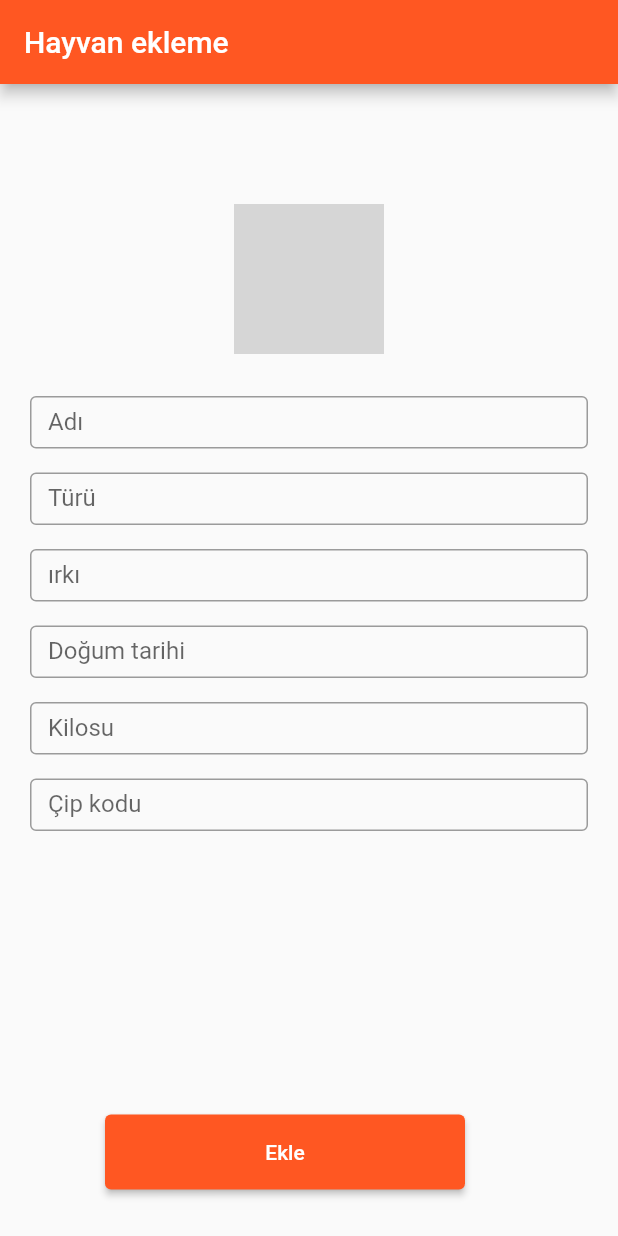
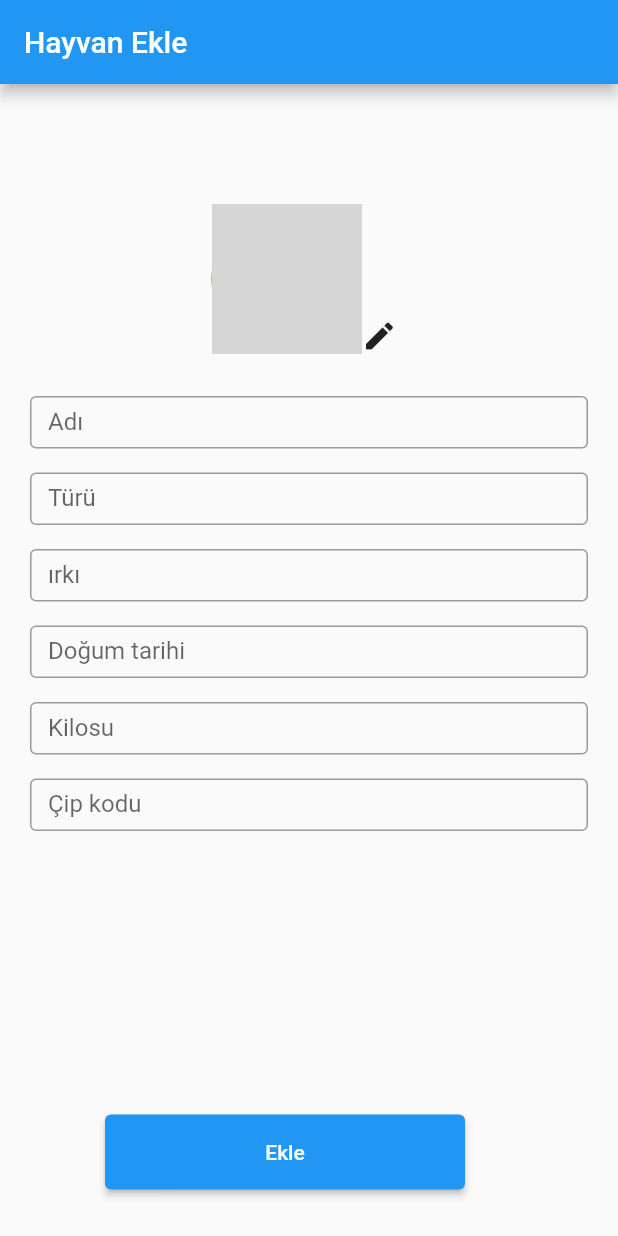
Before and after one commit to hotbagcom/PetPas, a Flutter app: the MyHomePage screen opened directly, on a phone screen of 412 x 824 dp. Run offline on Flutter 3.47's test engine with Material 2 defaults, Android fonts, the light colour scheme and no system bars; our stand-ins replace get, image_picker; grey boxes are pictures that could not be loaded.

Commit message:
beyza ile petlist ilk kez birleşti

```diff
--- a/pet_track_app/lib/addpet.dart
+++ b/pet_track_app/lib/addpet.dart
@@ -2,19 +2,22 @@
 import 'dart:io';
 
 import 'package:flutter/material.dart';
+import 'package:flutter/services.dart';
 import 'package:image_picker/image_picker.dart';
 import 'sign_upcontroller.dart';
 import 'package:get/get.dart';
 import 'package:get/get_core/src/get_main.dart';
-import 'date_picker_example.dart';
+
+
+
 
 void main() {
-  runApp( MyApp());
+  runApp( AddPetPage());
 }
 
 
-class MyApp extends StatelessWidget {
-   MyApp({Key? key});
+class AddPetPage extends StatelessWidget {
+  AddPetPage({Key? key});
 
   SignUpController signUpController = Get.put(SignUpController());
 
@@ -23,9 +26,9 @@ class MyApp extends StatelessWidget {
     return MaterialApp(
       title: 'Petpass App',
       theme: ThemeData(
-        primarySwatch: Colors.deepOrange,
+        primarySwatch: Colors.blue,
       ),
-      home: const MyHomePage(title: 'Hayvan ekleme'),
+      home: const MyHomePage(title: 'Hayvan Ekle'),
     );
   }
 }
@@ -95,20 +98,23 @@ class _MyHomePageState  extends State<MyHomePage> {
                 children: [
                   Container(
                     height: 100,
+                    width: 130,
+                    child:Row(
+                      children: [
+                        const SizedBox(
+                          height: 100,
                           width: 100,
-                  child:Column(
+                          child:CircleAvatar(
+                            backgroundImage: AssetImage( ''),
+                            radius: 50, // set the size of the circle avatar,
+                          ),
+                        ),
+
+                        Column(
+                          mainAxisAlignment: MainAxisAlignment.end,
                           children: [
                             InkWell(
-                        child: SizedBox(
-                          child: Column(
-                            children: [
-                              CircleAvatar(
-                                radius: 50, // set the size of the circle avatar
-                                backgroundImage: AssetImage(pickedFile.path),
-                              ),
-                            ],
-                          ),
-                        ),
+                              child: Icon(Icons.edit),
                               onTap: (){
                                 print("Camera clicked");
                                 showModalBottomSheet(
@@ -117,6 +123,9 @@ class _MyHomePageState  extends State<MyHomePage> {
                                 );
                               },
                             ),
+                          ],
+                        ),
+
 
                       ],
                     ),
@@ -258,6 +267,7 @@ class _MyHomePageState  extends State<MyHomePage> {
                 child: ElevatedButton(
                   onPressed: () {
                     // Firebase'ye ekleme işlemi
+
                   },
                   child: const Text('Ekle'),
                 ),
@@ -281,7 +291,7 @@ class _MyHomePageState  extends State<MyHomePage> {
         mainAxisAlignment: MainAxisAlignment.center,
         children: [
           const Text(
-            "Chose profile photo",
+            "Chose your pet photo",
             style : TextStyle(
                 fontSize :20,
                 fontWeight :FontWeight.bold
@@ -357,8 +367,8 @@ Future<void> takePhoto(ImageSource source) async {
 
   pickedFile = File(pickedImage!.path);
   signUpController.setProfileImagePath(pickedFile.path);
+  print(pickedFile.exists());
 
-  Get.back();
-
-  // print(pickedFile);
+  print(pickedFile.path);
+  print(pickedFile);
 }
--- a/pet_track_app/lib/main.dart
+++ b/pet_track_app/lib/main.dart
@@ -23,9 +23,9 @@ class MyApp extends StatelessWidget {
     return MaterialApp(
       title: 'Petpass App',
       theme: ThemeData(
-        primarySwatch: Colors.deepOrange,
+        primarySwatch: Colors.blue,
       ),
-      home: const MyHomePage(title: 'Hayvan ekleme'),
+      home: const MyHomePage(title: 'Hayvan Listesi'),
     );
   }
 }
@@ -39,7 +39,7 @@ class MyHomePage extends StatefulWidget {
   @override
   State<MyHomePage> createState() => _MyHomePageState();
 }
-ImagePicker imagePicker =ImagePicker();
+
 
 
 class _MyHomePageState  extends State<MyHomePage> {
--- /dev/null
+++ b/pet_track_app/lib/petlist.dart
@@ -0,0 +1,239 @@
+import 'package:flutter/material.dart';
+import 'addpet.dart';
+
+void main() => runApp(MyApp());
+
+class MyApp extends StatelessWidget {
+  @override
+  Widget build(BuildContext context) {
+    return MaterialApp(
+      title: 'Hayvan Listesi',
+      theme: ThemeData(
+        primarySwatch: Colors.blue,
+      ),
+      home: MyHomePage(),
+      routes: {
+        '/addPet': (context) => AddPetPage(),
+      },
+    );
+  }
+}
+
+class Pet {
+  String name;
+  List<String> vaccines;
+  String image;
+  int age;
+  String gender;
+
+  Pet({
+    required this.name,
+    required this.vaccines,
+    required this.image,
+    required this.age,
+    required this.gender,
+  });
+}
+
+class MyHomePage extends StatefulWidget {
+  @override
+  _MyHomePageState createState() => _MyHomePageState();
+}
+
+class _MyHomePageState extends State<MyHomePage> {
+  List<Pet> petList = [
+    Pet(
+      name: 'Odin',
+      vaccines: [],
+      image: "assets/images/odin.png",
+      age: 2,
+      gender: 'Erkek',
+    ),
+    Pet(
+      name: 'Badem',
+      vaccines: [],
+      image: 'badem.png',
+      age: 1,
+      gender: 'Erkek',
+    ),
+    Pet(
+      name: 'Duman',
+      vaccines: [],
+      image: 'duman.png',
+      age:4 ,
+      gender: 'Erkek',
+    ),
+    Pet(
+      name: 'Leo',
+      vaccines: [],
+      image: 'leo.png',
+      age: 8,
+      gender: 'Erkek',
+    ),
+    Pet(
+      name: 'Boncuk',
+      vaccines: [],
+      image: 'boncuk.png',
+      age: 2,
+      gender: 'Dişi',
+    ),
+    Pet(
+      name: 'Gofret',
+      vaccines: [],
+      image: 'gofret.png',
+      age: 1,
+      gender: 'Dişi',
+    ),
+    Pet(
+      name: 'Yumak',
+      vaccines: [],
+      image: 'yumak.png',
+      age: 2,
+      gender: 'Erkek',
+    ),
+    Pet(
+      name: 'Zeytin',
+      vaccines: [],
+      image: 'zeytin.png',
+      age: 1,
+      gender: 'Dişi',
+    ),
+    Pet(
+      name: 'Mırmır',
+      vaccines: [],
+      image: 'mırmır.png',
+      age: 10,
+      gender: 'Dişi',
+    ),
+    Pet(
+      name: 'Pamuk',
+      vaccines: [],
+      image: 'pamuk.png',
+      age: 1,
+      gender: 'Dişi',
+    ),
+    // Diğer hayvanlar...
+  ];
+
+  List<Pet> filteredList = [];
+  TextEditingController searchController = TextEditingController();
+
+  @override
+  void initState() {
+    super.initState();
+    filteredList.addAll(petList);
+  }
+
+  void filterList(String keyword) {
+    setState(() {
+      filteredList = petList
+          .where((pet) => pet.name.toLowerCase().contains(keyword.toLowerCase()))
+          .toList();
+    });
+  }
+
+  @override
+  Widget build(BuildContext context) {
+    return Scaffold(
+      appBar: AppBar(
+        title: Text('Hayvan Listesi'),
+      ),
+      body: Column(
+        children: [
+          Padding(
+            padding: const EdgeInsets.all(16.0),
+            child: TextField(
+              controller: searchController,
+              onChanged: (value) {
+                filterList(value);
+              },
+              decoration: InputDecoration(
+                labelText: 'Hayvan Ara',
+              ),
+            ),
+          ),
+          Expanded(
+            child: ListView.builder(
+              itemCount: filteredList.length,
+              itemBuilder: (BuildContext context, int index) {
+                return ListTile(
+                  leading: Container(
+                    width: 48,
+                    height: 48,
+                    child: CircleAvatar(
+
+                      backgroundColor: Colors.blue, // Renkli yuvarlak için arka plan rengini belirliyoruz
+                      child: Image.asset(
+                        'assets/images/${filteredList[index].image}',
+                        width: 24,
+                        height: 24,
+                      ),
+                    ),
+                  ),
+                  title: Container(
+                    decoration: BoxDecoration(
+                      border: Border.all(color: Colors.grey),
+                      borderRadius: BorderRadius.circular(8.0),
+                    ),
+                    padding: EdgeInsets.all(8.0),
+                    child: Text(
+                      filteredList[index].name,
+                      style: TextStyle(
+                        fontSize: 16,
+                        fontWeight: FontWeight.bold,
+                      ),
+                    ),
+                  ),
+                  onTap: () {
+                    Navigator.push(
+                      context,
+                      MaterialPageRoute(
+                        builder: (context) => PetDetailPage(
+                          pet: filteredList[index],
+                        ),
+                      ),
+                    );
+                  },
+                );
+              },
+            ),
+          ),
+        ],
+      ),
+      floatingActionButton: FloatingActionButton(
+        onPressed: () {
+          Navigator.push(
+            context,
+            MaterialPageRoute(
+              builder: (context) => AddPetPage(),
+            ),
+          );
+        },
+        child: Icon(Icons.add),
+      ),
+    );
+  }
+}
+
+class PetDetailPage extends StatelessWidget {
+  final Pet pet;
+
+  PetDetailPage({required this.pet});
+
+  @override
+  Widget build(BuildContext context) {
+    return Scaffold(
+      appBar: AppBar(
+        title: Text(pet.name),
+      ),
+      body: ListView.builder(
+        itemCount: pet.vaccines.length,
+        itemBuilder: (BuildContext context, int index) {
+          return ListTile(
+            title: Text(pet.vaccines[index]),
+          );
+        },
+      ),
+    );
+  }
+}
```
Also changed, not shown: pet_track_app/lib/images/isa.jpg (deleted). Lines whose indentation alone changed are shown as unchanged.
